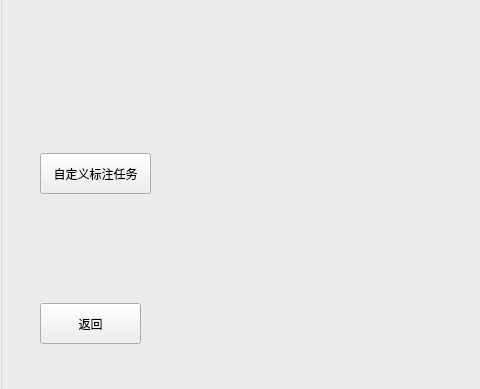
yuqj1991/annoLabel, file SmartLabel/custumtaskdialog.ui: the form before one commit; both pictures show x 0 to 480 and y 257 to 646 of the 807 by 646 pixel window.
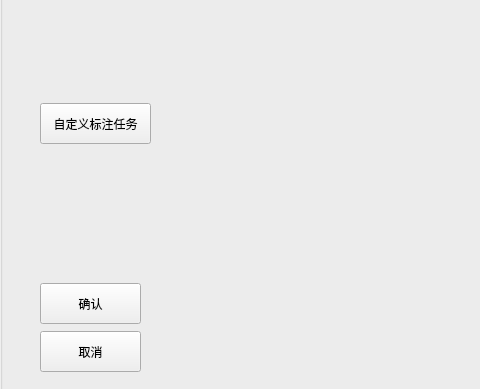
The form after the commit.

What changed in the file:
```diff
--- a/SmartLabel/custumtaskdialog.ui
+++ b/SmartLabel/custumtaskdialog.ui
@@ -45,7 +45,7 @@
     <property name="geometry">
      <rect>
       <x>40</x>
-      <y>410</y>
+      <y>360</y>
       <width>111</width>
       <height>41</height>
      </rect>
@@ -92,13 +92,26 @@
     <property name="geometry">
      <rect>
       <x>40</x>
-      <y>560</y>
+      <y>540</y>
       <width>101</width>
       <height>41</height>
      </rect>
     </property>
     <property name="text">
-     <string>返回</string>
+     <string>确认</string>
+    </property>
+   </widget>
+   <widget class="QPushButton" name="cancell_Button">
+    <property name="geometry">
+     <rect>
+      <x>40</x>
+      <y>588</y>
+      <width>101</width>
+      <height>41</height>
+     </rect>
+    </property>
+    <property name="text">
+     <string>取消</string>
     </property>
    </widget>
   </widget>
```
